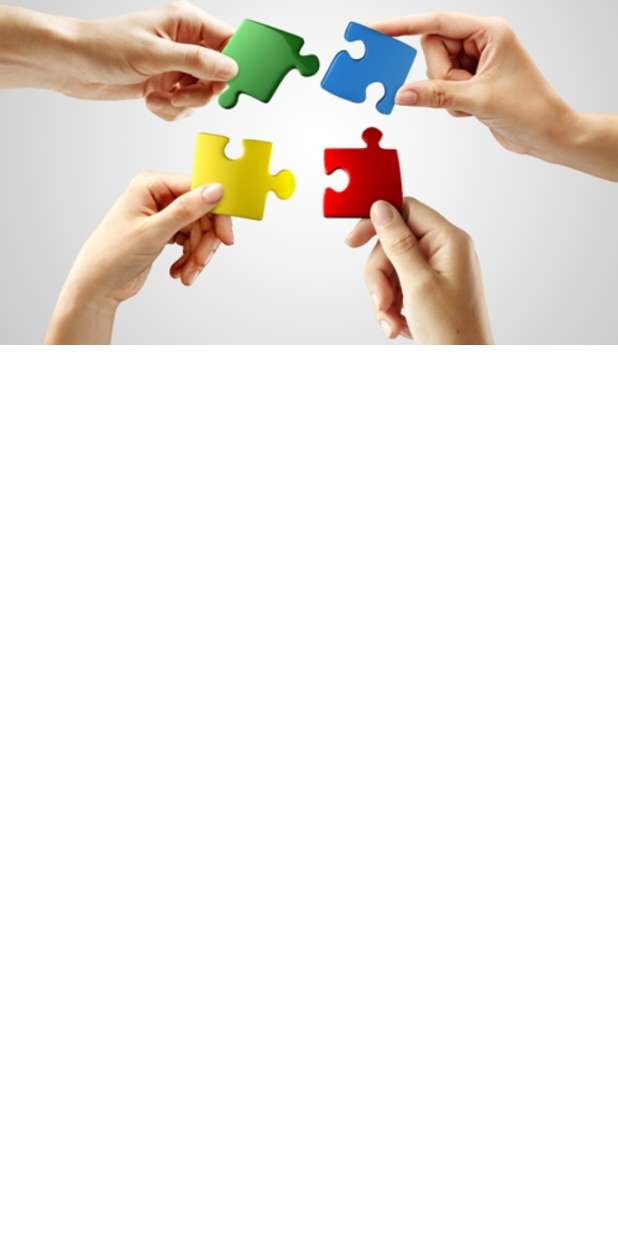
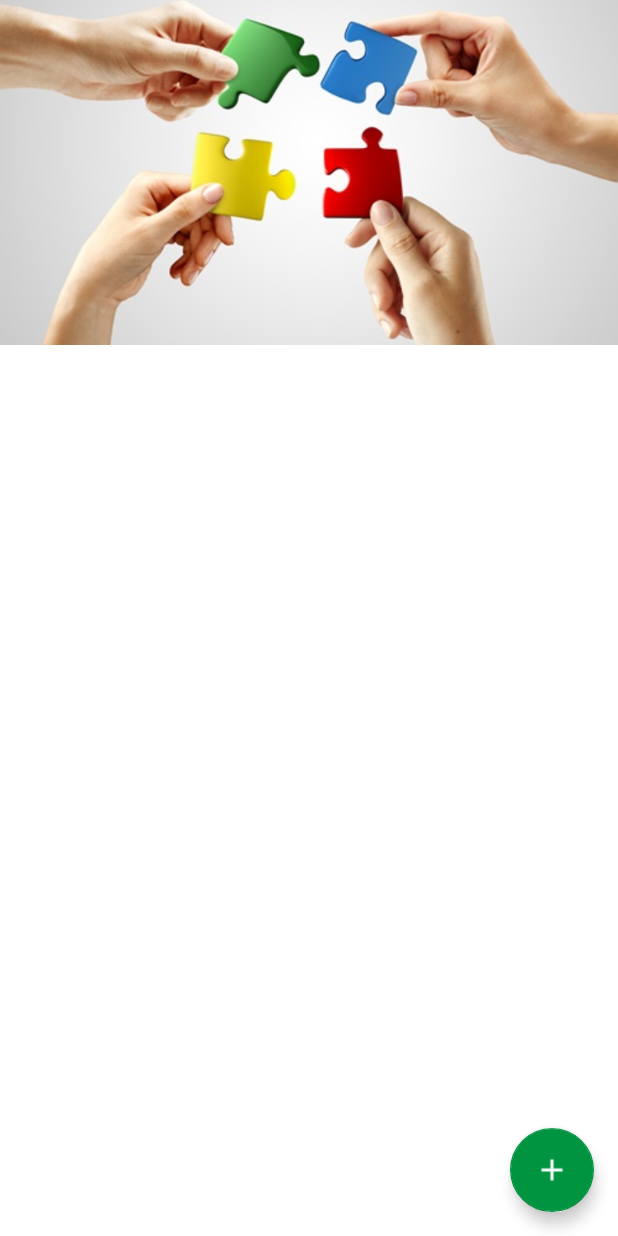
Before and after one commit to zhenhaoli/Unificiency, an Android app: the layout fragment_groups.xml on its own in the app's theme, with its tools: preview values and no code run, on a phone screen of 412 x 824 dp. Run offline under Robolectric (Android 15) with nearby library versions, the phone set to English and light mode, and no system bars.

Commit message:
add floating button to add new groups

```diff
--- a/UnificiencyAndroid/app/src/main/java/lmu/de/unificiencyandroid/view/groups/GroupDetails.java
+++ b/UnificiencyAndroid/app/src/main/java/lmu/de/unificiencyandroid/view/groups/GroupDetails.java
@@ -12,6 +12,7 @@
 
 
 public class GroupDetails extends Fragment {
+
 
 
     private OnFragmentInteractionListener mListener;
--- a/UnificiencyAndroid/app/src/main/res/layout/fragment_groups.xml
+++ b/UnificiencyAndroid/app/src/main/res/layout/fragment_groups.xml
@@ -26,11 +26,11 @@
                 app:layout_collapseMode="parallax"
                 app:layout_collapseParallaxMultiplier="0.8"
                 />
+        </android.support.design.widget.CollapsingToolbarLayout>
+
+    </android.support.design.widget.AppBarLayout>
 
 
-    </android.support.design.widget.CollapsingToolbarLayout>
-
-    </android.support.design.widget.AppBarLayout>
     <android.support.v4.widget.NestedScrollView
         android:id = "@+id/groups_nested_scroll_view"
         android:layout_width="match_parent"
@@ -57,4 +57,14 @@
 
     </android.support.v4.widget.NestedScrollView>
 
+
+    <android.support.design.widget.FloatingActionButton
+        android:layout_width="wrap_content"
+        android:layout_height="wrap_content"
+        android:layout_gravity="bottom|right"
+        android:layout_margin="16dp"
+        android:src="@drawable/ic_add_white"
+        app:layout_anchor="@id/groups_nested_scroll_view"
+        app:layout_anchorGravity="bottom|right|end" />
+
 </android.support.design.widget.CoordinatorLayout>
```
Also changed, not shown: UnificiencyAndroid/app/src/main/res/layout/fragment_group_details.xml (added, +7 -0 lines), UnificiencyAndroid/app/src/main/res/drawable/ic_add_black.png (added), UnificiencyAndroid/app/src/main/res/drawable/ic_add_white.png (added).
